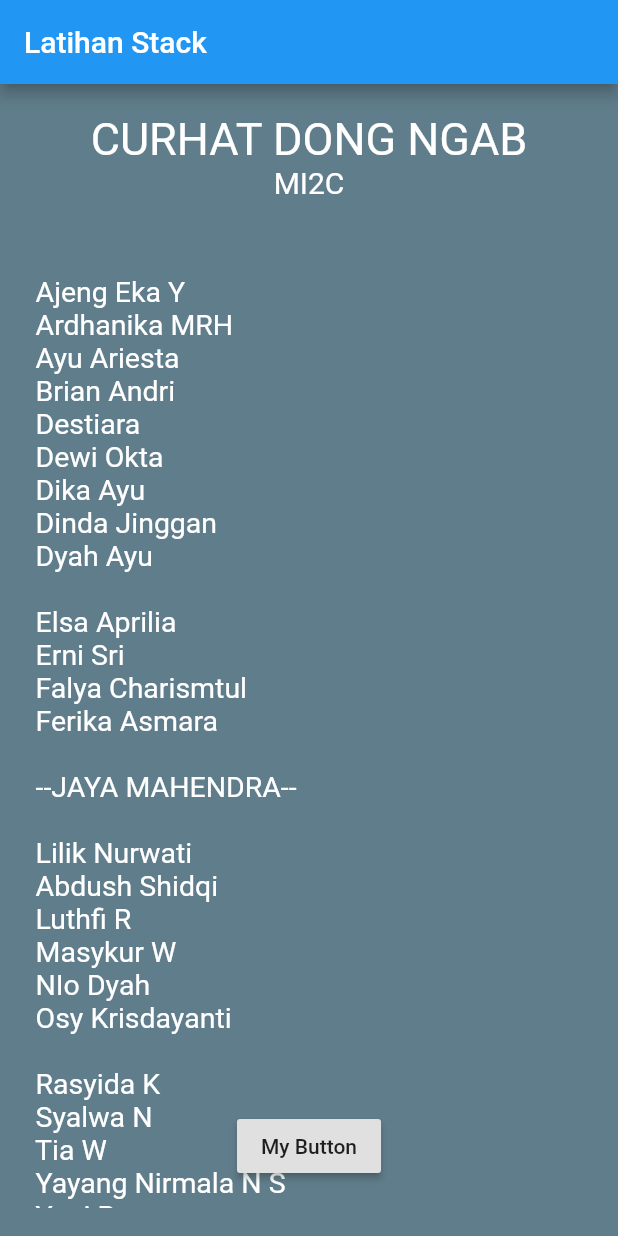
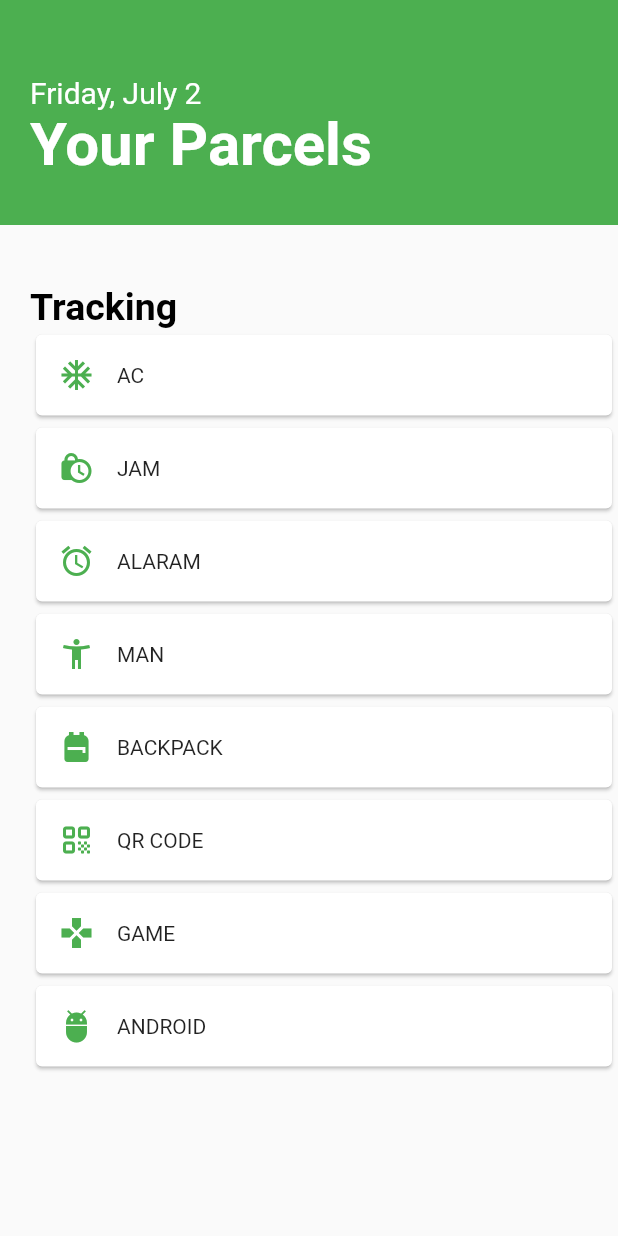
Before and after one commit to JayaMahendra/Perdalam-Flutter, a Flutter app: the screen it shows after launch, on a phone screen of 412 x 824 dp. Run offline on Flutter 3.47's test engine with Material 2 defaults, Android fonts, the phone set to English and light mode, and no system bars.

Commit message:
18 Card Widget

```diff
--- a/lib/main.dart
+++ b/lib/main.dart
@@ -1,15 +1,11 @@
+import 'package:flutter/cupertino.dart';
 import 'package:flutter/material.dart';
 
-//12 STACK DAN ALIGN
-
-// STACK
-// kalo di photoshop digunakan untuk layer
-// layer 1 = background
-// layer 2 = text anggota kelas
-// layer 3 = button
-
-//ALIGN
-//biasalah ky kuliah
+//18 Card Widget
+//pakai extract method (CardTracking) untuk perulangannya
+//
+//
+//plis gausah dikomen iki aplikasi opo, iki sokor sokor ae ngawur slicing aplikasi ga jelas gado gado ye
 
 void main() {
   runApp(MyApp());
@@ -22,61 +18,61 @@ class MyApp extends StatelessWidget {
   Widget build(BuildContext context) {
     return MaterialApp(
       home: Scaffold(
-          appBar: AppBar(
-            title: Text('Latihan Stack'),
+          body: ListView(children: [
+        Container(
+            padding: EdgeInsets.only(top: 50, left: 20),
+            height: 150,
+            width: 800,
+            color: Colors.green,
+            child:
+                Column(crossAxisAlignment: CrossAxisAlignment.start, children: [
+              Text(
+                "Friday, July 2",
+                style: TextStyle(color: Colors.white, fontSize: 20),
               ),
-          body: Stack(children: <Widget>[
+              Text(
+                "Your Parcels",
+                style: TextStyle(
+                    color: Colors.white,
+                    fontSize: 40,
+                    fontWeight: FontWeight.bold),
+              )
+            ])),
         Container(
-              color: Colors.blueGrey,
-            ),
-            Padding(
-              padding: EdgeInsets.all(19),
-              child: ListView(children: <Widget>[
-                Row(
-                  mainAxisAlignment: MainAxisAlignment.center,
-                  children: <Widget>[
-                    Column(
+          padding: EdgeInsets.only(top: 40, left: 20),
+          child:
+            Column( crossAxisAlignment: CrossAxisAlignment.start,
               children: [
               Text(
-                          "CURHAT DONG NGAB",
+                "Tracking",
                 style: TextStyle(
-                            color: Colors.white,
-                            fontSize: 30,
+                    color: Colors.black,
+                    fontSize: 25,
+                    fontWeight: FontWeight.bold),
               ),
-                        ),
-                        Text(
-                          "MI2C",
-                          style: TextStyle(color: Colors.white, fontSize: 20),
-                        )
+            CardTracking(Icons.ac_unit,"AC"),
+            CardTracking(Icons.lock_clock,"JAM"),
+            CardTracking(Icons.access_alarm,"ALARAM"),
+            CardTracking(Icons.accessibility_new_outlined,"MAN"),
+            CardTracking(Icons.backpack,"BACKPACK"),
+            CardTracking(Icons.qr_code_rounded,"QR CODE"),
+            CardTracking(Icons.gamepad,"GAME"),
+            CardTracking(Icons.adb_sharp,"ANDROID"),
           ],
         )
+      )])),
+    );
+  }
+
+  Card CardTracking(IconData iconData, String data) {
+    return Card(
+            child: Row(
+              children: [
+                Container(
+                    margin: EdgeInsets.all(15), child: Icon(iconData, color: Colors.green)),
+                Text(data),
               ],
             ),
-                Padding(
-                  padding: const EdgeInsets.only(top: 50, bottom: 20),
-                  child: Column(
-                    mainAxisAlignment: MainAxisAlignment.start,
-                    crossAxisAlignment: CrossAxisAlignment.start,
-                    children: [
-                      Text(
-                        " Ajeng Eka Y \n Ardhanika MRH \n Ayu Ariesta \n Brian Andri \n Destiara \n Dewi Okta \n Dika Ayu \n Dinda Jinggan \n Dyah Ayu \n \n Elsa Aprilia \n Erni Sri \n Falya Charismtul \n Ferika Asmara \n \n --JAYA MAHENDRA-- \n \n Lilik Nurwati \n Abdush Shidqi \n Luthfi R \n Masykur W \n NIo Dyah \n Osy Krisdayanti \n\n Rasyida K \n Syalwa N \n Tia W \n Yayang Nirmala N S \n Yuni R \n Zamrony",
-                        style: TextStyle(fontSize: 19, color: Colors.white),
-                      )
-                    ],
-                  ),
-                ),
-              ]),
-            ),
-            Align(
-
-              // custom
-              // x = vertikal y = horizontal
-              // dimulai dari -1 0 1 . coba ae ngab custom sendiri
-              alignment: Alignment(0, 0.9),
-              // alignment: Alignment.bottomCenter,
-                child:
-                    RaisedButton(onPressed: () {}, child: Text("My Button"))),
-          ])),
           );
   }
 }
```
Lines whose indentation alone changed are shown as unchanged.
